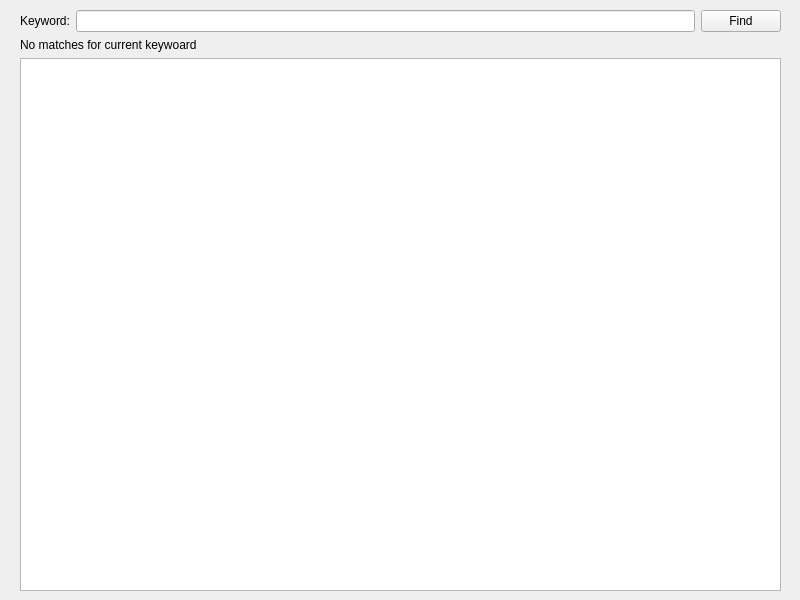
Old version of the form textfinder.ui in the repository enkahra/TextFinder.
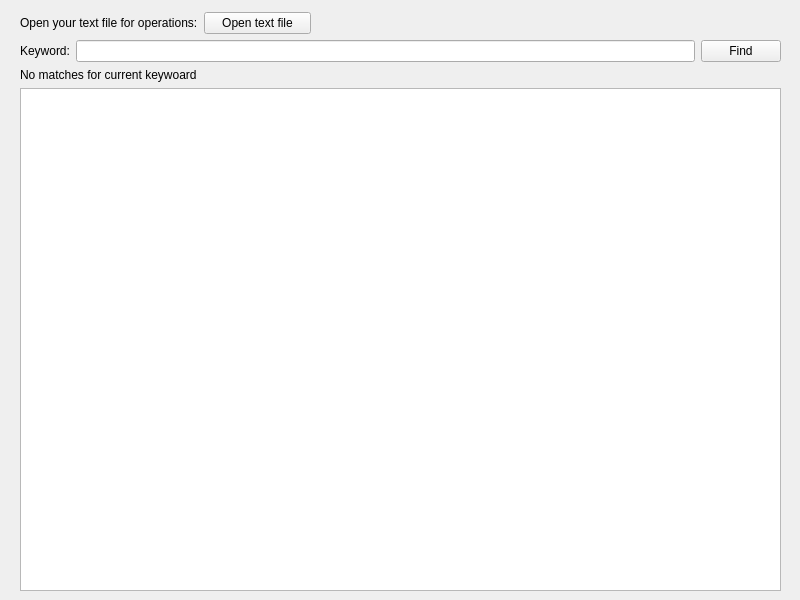
New version of the form.

Commit message: Improved UI and logic for text finder - v0.2

The edit to the form file:
```diff
--- a/textfinder.ui
+++ b/textfinder.ui
@@ -13,13 +13,13 @@
   <property name="windowTitle">
    <string>TextFinder</string>
   </property>
-  <widget class="QWidget" name="">
+  <widget class="QWidget" name="layoutWidget">
    <property name="geometry">
     <rect>
      <x>20</x>
-     <y>10</y>
+     <y>40</y>
      <width>761</width>
-     <height>581</height>
+     <height>551</height>
     </rect>
    </property>
    <layout class="QVBoxLayout" name="verticalLayout">
@@ -69,6 +69,32 @@
     </item>
    </layout>
   </widget>
+  <widget class="QWidget" name="">
+   <property name="geometry">
+    <rect>
+     <x>20</x>
+     <y>10</y>
+     <width>291</width>
+     <height>26</height>
+    </rect>
+   </property>
+   <layout class="QHBoxLayout" name="horizontalLayout_2">
+    <item>
+     <widget class="QLabel" name="label_2">
+      <property name="text">
+       <string>Open your text file for operations:</string>
+      </property>
+     </widget>
+    </item>
+    <item>
+     <widget class="QPushButton" name="OpenTextFile">
+      <property name="text">
+       <string>Open text file</string>
+      </property>
+     </widget>
+    </item>
+   </layout>
+  </widget>
  </widget>
  <resources/>
  <connections/>
```
The commit also changes 2 other files.
